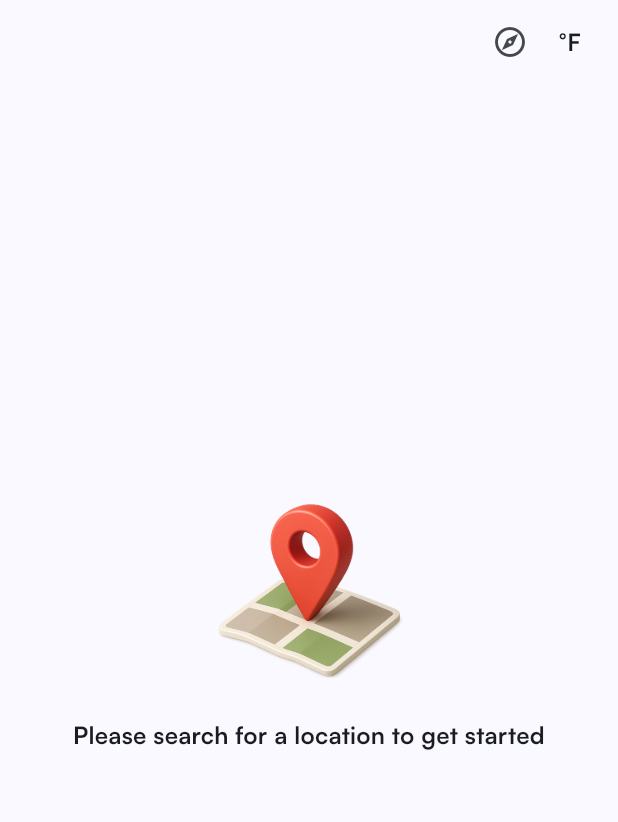
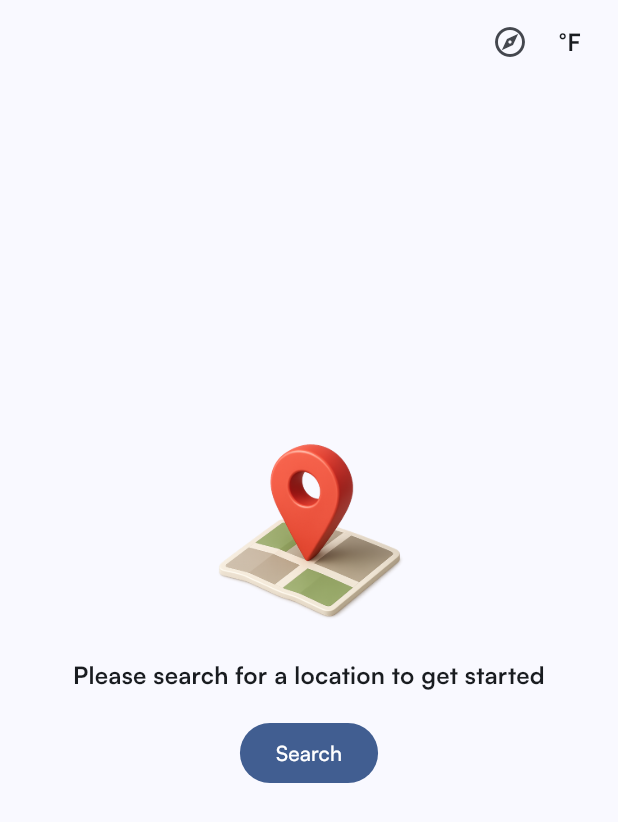
Before and after one commit to MohamedAskar/weather-task, a Flutter app: the screen it shows after launch, on a phone screen of 412 x 824 dp. Shown: the top 822 px of the screen. Run offline on Flutter 3.47's test engine with Material 3 defaults, Android fonts, the phone set to English and light mode, and no system bars; our stand-ins replace dio, flutter_dotenv, flutter_riverpod, freezed_annotation, riverpod_annotation, shared_preferences; generated files the repository leaves out were written again.

Commit message:
Update empty data widget

```diff
--- a/lib/l10n/app_de.arb
+++ b/lib/l10n/app_de.arb
@@ -33,5 +33,6 @@
     "retry": "Erneut versuchen",
     "noData": "Bitte suchen Sie nach einem Ort, um zu beginnen",
     "noResults": "Keine Ergebnisse gefunden",
-    "localTime": "Ortszeit"
+    "localTime": "Ortszeit",
+    "search": "Suchen"
 }
--- a/lib/l10n/app_en.arb
+++ b/lib/l10n/app_en.arb
@@ -33,5 +33,6 @@
     "retry": "Retry",
     "noData": "Please search for a location to get started",
     "noResults": "No results found",
-    "localTime": "Local time"
+    "localTime": "Local time",
+    "search": "Search"
 }
--- a/lib/l10n/app_localizations.dart
+++ b/lib/l10n/app_localizations.dart
@@ -217,6 +217,12 @@ abstract class AppLocalizations {
   /// In en, this message translates to:
   /// **'Local time'**
   String get localTime;
+
+  /// No description provided for @search.
+  ///
+  /// In en, this message translates to:
+  /// **'Search'**
+  String get search;
 }
 
 class _AppLocalizationsDelegate
--- a/lib/l10n/app_localizations_de.dart
+++ b/lib/l10n/app_localizations_de.dart
@@ -76,4 +76,7 @@ class AppLocalizationsDe extends AppLocalizations {
 
   @override
   String get localTime => 'Ortszeit';
+
+  @override
+  String get search => 'Suchen';
 }
--- a/lib/l10n/app_localizations_en.dart
+++ b/lib/l10n/app_localizations_en.dart
@@ -76,4 +76,7 @@ class AppLocalizationsEn extends AppLocalizations {
 
   @override
   String get localTime => 'Local time';
+
+  @override
+  String get search => 'Search';
 }
--- a/lib/screens/home/home_screen.dart
+++ b/lib/screens/home/home_screen.dart
@@ -75,11 +75,17 @@ class _HomeScreenState extends ConsumerState<HomeScreen> {
       refresh(unit: unit.name);
     }
 
+    void onTapOutside() {
+      ref.read(homeControllerProvider.notifier).onTapOutside(context);
+    }
+
     final dataAsync = ref.watch(weatherServiceProvider);
 
-    return GestureDetector(
-      onTap: () =>
-          ref.read(homeControllerProvider.notifier).onTapOutside(context),
+    return Material(
+      child: Stack(
+        children: [
+          GestureDetector(
+            onTap: onTapOutside,
             child: Scaffold(
               appBar: AppBar(
                 forceMaterialTransparency: true,
@@ -94,12 +100,14 @@ class _HomeScreenState extends ConsumerState<HomeScreen> {
                   ),
                 ],
               ),
-        body: Stack(
-          children: [
-            Builder(
+              body: Builder(
                 builder: (_) {
                   if (lat == null || lon == null) {
-                  return const WeatherEmptyWidget();
+                    return WeatherEmptyWidget(
+                      onButtonPressed: () => ref
+                          .read(homeControllerProvider.notifier)
+                          .openSearchSheet(),
+                    );
                   }
 
                   return dataAsync.when(
@@ -126,6 +134,8 @@ class _HomeScreenState extends ConsumerState<HomeScreen> {
                   );
                 },
               ),
+            ),
+          ),
           Center(
             child: Container(
               constraints: BoxConstraints(maxWidth: Dimensions.sheetMaxWidth),
@@ -134,7 +144,6 @@ class _HomeScreenState extends ConsumerState<HomeScreen> {
           ),
         ],
       ),
-      ),
     );
   }
 }
--- a/lib/screens/home/views/location_search_sheet.dart
+++ b/lib/screens/home/views/location_search_sheet.dart
@@ -26,7 +26,9 @@ class LocationSearchSheet extends ConsumerWidget {
           .onSearchChanged(searchText, languageCode: languageCode);
     }
 
-    return DraggableScrollableSheet(
+    return SafeArea(
+      bottom: false,
+      child: DraggableScrollableSheet(
         initialChildSize: 0,
         minChildSize: 0,
         maxChildSize: 1,
@@ -76,6 +78,7 @@ class LocationSearchSheet extends ConsumerWidget {
             ),
           );
         },
+      ),
     );
   }
 }
--- a/lib/widgets/weather_empty_widget.dart
+++ b/lib/widgets/weather_empty_widget.dart
@@ -4,15 +4,17 @@ import 'package:weather/core/extensions/context.dart';
 import 'package:weather/core/extensions/text_style.dart';
 
 class WeatherEmptyWidget extends StatelessWidget {
-  const WeatherEmptyWidget({super.key, this.message});
+  const WeatherEmptyWidget({super.key, this.message, this.onButtonPressed});
 
   final String? message;
+  final VoidCallback? onButtonPressed;
 
   @override
   Widget build(BuildContext context) {
     return Padding(
       padding: const EdgeInsets.symmetric(horizontal: 24),
       child: Column(
+        spacing: 16,
         crossAxisAlignment: CrossAxisAlignment.stretch,
         mainAxisAlignment: MainAxisAlignment.center,
         children: [
@@ -20,12 +22,18 @@ class WeatherEmptyWidget extends StatelessWidget {
             dimension: 140,
             child: Image.asset(AppIcons.location),
           ),
-          const SizedBox(height: 16),
           Text(
             message ?? context.l10n.noData,
             style: context.textTheme.titleMedium?.bold,
             textAlign: TextAlign.center,
           ),
+          if (onButtonPressed != null)
+            Center(
+              child: FilledButton(
+                onPressed: onButtonPressed,
+                child: Text(context.l10n.search),
+              ),
+            ),
           const SizedBox(height: kToolbarHeight),
         ],
       ),
```
Also changed, not shown: lib/core/network/interceptors.dart (+8 -1 lines). Lines whose indentation alone changed are shown as unchanged.
